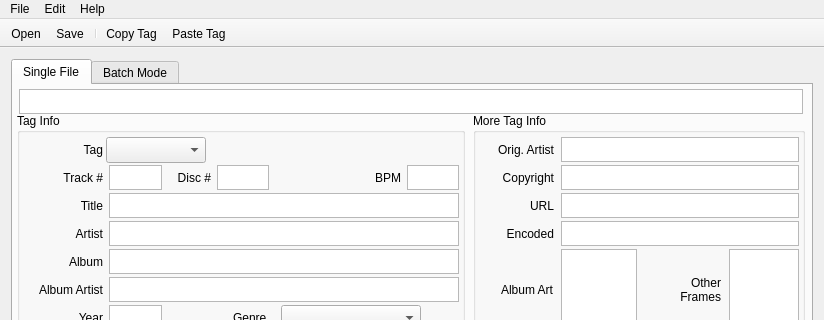
The window that window.ui (Odept/mp3_tag_editor) describes before a commit, drawn with Qt 5; both pictures show x 0 to 824 and y 0 to 320 of the 824 by 500 pixel window.
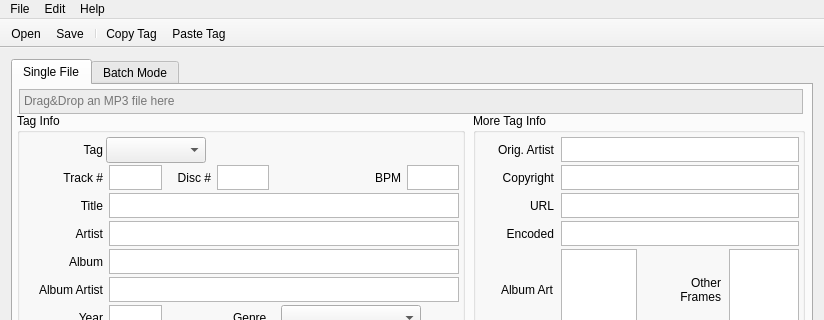
The same window after the commit. Icons and pictures are not drawn. Custom widgets are drawn as their Qt base class.

Commit message: Update file path handling

What changed in the file:
```diff
--- a/window.ui
+++ b/window.ui
@@ -1055,10 +1055,42 @@
           <height>25</height>
          </rect>
         </property>
-        <property name="font">
-         <font>
-          <pointsize>11</pointsize>
-         </font>
+        <property name="palette">
+         <palette>
+          <active>
+           <colorrole role="Base">
+            <brush brushstyle="SolidPattern">
+             <color alpha="255">
+              <red>238</red>
+              <green>238</green>
+              <blue>238</blue>
+             </color>
+            </brush>
+           </colorrole>
+          </active>
+          <inactive>
+           <colorrole role="Base">
+            <brush brushstyle="SolidPattern">
+             <color alpha="255">
+              <red>237</red>
+              <green>237</green>
+              <blue>237</blue>
+             </color>
+            </brush>
+           </colorrole>
+          </inactive>
+          <disabled>
+           <colorrole role="Base">
+            <brush brushstyle="SolidPattern">
+             <color alpha="255">
+              <red>237</red>
+              <green>237</green>
+              <blue>237</blue>
+             </color>
+            </brush>
+           </colorrole>
+          </disabled>
+         </palette>
         </property>
         <property name="inputMethodHints">
          <set>Qt::ImhNone</set>
@@ -1076,7 +1108,7 @@
          <bool>true</bool>
         </property>
         <property name="placeholderText">
-         <string/>
+         <string>Drag&amp;Drop an MP3 file here</string>
         </property>
        </widget>
       </widget>
```
Left out of the diff: 5 changed lines with no effect on the pictures. The commit also changes 1 other file.
